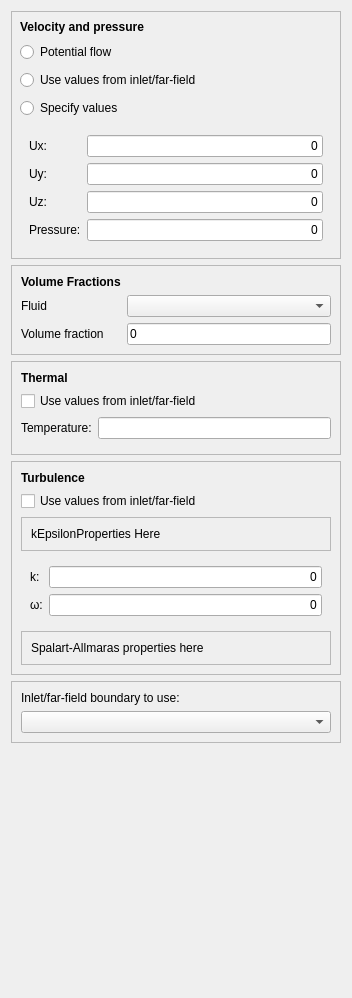
First picture: the form in TaskPanelCfdInitialiseInternalField.ui, repository jaheyns/CfdOF, before the edit.
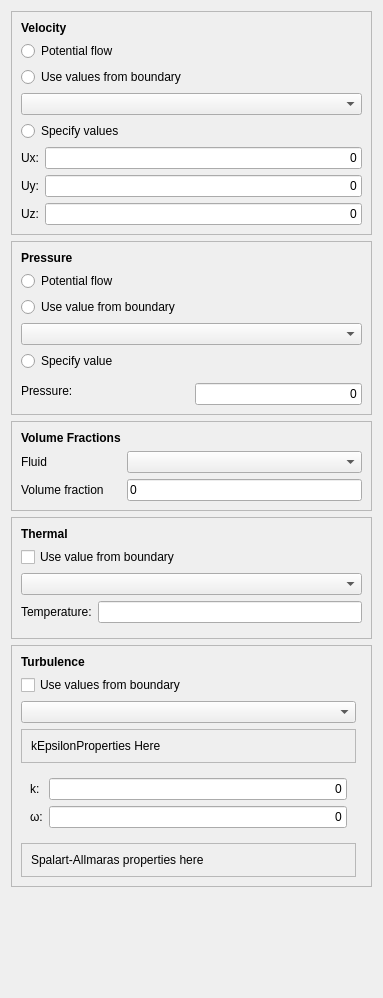
Second picture: the form after the edit. Custom widgets are drawn as their Qt base class.

Commit message: Add support for subsonic compressible/thermal/buoyant flow

What changed in the file:
```diff
--- a/TaskPanelCfdInitialiseInternalField.ui
+++ b/TaskPanelCfdInitialiseInternalField.ui
@@ -6,7 +6,7 @@
    <rect>
     <x>0</x>
     <y>0</y>
-    <width>352</width>
+    <width>383</width>
     <height>998</height>
    </rect>
   </property>
@@ -14,20 +14,165 @@
    <string>Initialise flow field</string>
   </property>
   <layout class="QGridLayout" name="gridLayout_2">
-   <item row="7" column="0">
-    <spacer name="verticalSpacer">
-     <property name="orientation">
-      <enum>Qt::Vertical</enum>
+   <item row="5" column="0">
+    <widget class="QFrame" name="turbulencePropertiesFrame">
+     <property name="frameShape">
+      <enum>QFrame::StyledPanel</enum>
      </property>
-     <property name="sizeHint" stdset="0">
-      <size>
-       <width>20</width>
-       <height>40</height>
-      </size>
+     <property name="frameShadow">
+      <enum>QFrame::Raised</enum>
      </property>
-    </spacer>
+     <layout class="QGridLayout" name="gridLayout_3">
+      <item row="3" column="0">
+       <widget class="QFrame" name="kEpsilonFrame">
+        <property name="frameShape">
+         <enum>QFrame::StyledPanel</enum>
+        </property>
+        <property name="frameShadow">
+         <enum>QFrame::Raised</enum>
+        </property>
+        <layout class="QGridLayout" name="gridLayout_5">
+         <item row="0" column="0">
+          <widget class="QLabel" name="label_10">
+           <property name="text">
+            <string>kEpsilonProperties Here</string>
+           </property>
+          </widget>
+         </item>
+        </layout>
+       </widget>
+      </item>
+      <item row="0" column="0">
+       <widget class="QLabel" name="label_12">
+        <property name="font">
+         <font>
+          <weight>75</weight>
+          <bold>true</bold>
+         </font>
+        </property>
+        <property name="text">
+         <string>Turbulence</string>
+        </property>
+        <property name="wordWrap">
+         <bool>false</bool>
+        </property>
+       </widget>
+      </item>
+      <item row="1" column="0" colspan="2">
+       <widget class="QCheckBox" name="checkUseInletValuesTurb">
+        <property name="text">
+         <string>Use values from boundary</string>
+        </property>
+       </widget>
+      </item>
+      <item row="5" column="0">
+       <widget class="QFrame" name="SpalartAlmerasFrame">
+        <property name="frameShape">
+         <enum>QFrame::StyledPanel</enum>
+        </property>
+        <property name="frameShadow">
+         <enum>QFrame::Raised</enum>
+        </property>
+        <layout class="QGridLayout" name="gridLayout_6">
+         <item row="0" column="0">
+          <widget class="QLabel" name="label_11">
+           <property name="text">
+            <string>Spalart-Allmaras properties here</string>
+           </property>
+          </widget>
+         </item>
+        </layout>
+       </widget>
+      </item>
+      <item row="4" column="0">
+       <widget class="QFrame" name="kOmegaSSTFrame">
+        <property name="frameShape">
+         <enum>QFrame::NoFrame</enum>
+        </property>
+        <property name="frameShadow">
+         <enum>QFrame::Raised</enum>
+        </property>
+        <layout class="QGridLayout" name="gridLayout">
+         <item row="0" column="0">
+          <widget class="QLabel" name="label">
+           <property name="text">
+            <string>k:</string>
+           </property>
+          </widget>
+         </item>
+         <item row="0" column="1">
+          <widget class="Gui::InputField" name="inputk">
+           <property name="sizePolicy">
+            <sizepolicy hsizetype="MinimumExpanding" vsizetype="Fixed">
+             <horstretch>0</horstretch>
+             <verstretch>0</verstretch>
+            </sizepolicy>
+           </property>
+           <property name="text">
+            <string>0</string>
+           </property>
+           <property name="alignment">
+            <set>Qt::AlignRight|Qt::AlignTrailing|Qt::AlignVCenter</set>
+           </property>
+           <property name="singleStep" stdset="0">
+            <double>0.001000000000000</double>
+           </property>
+           <property name="minimum" stdset="0">
+            <double>0.000000000000000</double>
+           </property>
+           <property name="unit" stdset="0">
+            <string notr="true">m^2/s^2</string>
+           </property>
+           <property name="format" stdset="0">
+            <string>g</string>
+           </property>
+          </widget>
+         </item>
+         <item row="1" column="0">
+          <widget class="QLabel" name="label_6">
+           <property name="text">
+            <string>ω:</string>
+           </property>
+          </widget>
+         </item>
+         <item row="1" column="1">
+          <widget class="Gui::InputField" name="inputOmega">
+           <property name="sizePolicy">
+            <sizepolicy hsizetype="Preferred" vsizetype="Fixed">
+             <horstretch>0</horstretch>
+             <verstretch>0</verstretch>
+            </sizepolicy>
+           </property>
+           <property name="text">
+            <string>0</string>
+           </property>
+           <property name="alignment">
+            <set>Qt::AlignRight|Qt::AlignTrailing|Qt::AlignVCenter</set>
+           </property>
+           <property name="singleStep" stdset="0">
+            <double>0.100000000000000</double>
+           </property>
+           <property name="minimum" stdset="0">
+            <double>0.000000000000000</double>
+           </property>
+           <property name="unit" stdset="0">
+            <string notr="true">rad/s</string>
+           </property>
+           <property name="format" stdset="0">
+            <string>g</string>
+           </property>
+          </widget>
+         </item>
+        </layout>
+       </widget>
+      </item>
+      <item row="2" column="0">
+       <widget class="QComboBox" name="comboBoundaryTurb"/>
+      </item>
+     </layout>
+    </widget>
    </item>
-   <item row="3" column="0">
+   <item row="4" column="0">
     <widget class="QFrame" name="thermalPropertiesFrame">
      <property name="frameShape">
       <enum>QFrame::StyledPanel</enum>
@@ -36,7 +181,7 @@
       <enum>QFrame::Raised</enum>
      </property>
      <layout class="QGridLayout" name="gridLayout_7">
-      <item row="2" column="0">
+      <item row="3" column="0">
        <widget class="QFrame" name="energyFrame">
         <property name="frameShape">
          <enum>QFrame::NoFrame</enum>
@@ -83,20 +228,14 @@
         </layout>
        </widget>
       </item>
-      <item row="0" column="0">
-       <widget class="QLabel" name="label_13">
-        <property name="font">
-         <font>
-          <weight>75</weight>
-          <bold>true</bold>
-         </font>
-        </property>
+      <item row="1" column="0">
+       <widget class="QCheckBox" name="checkUseInletValuesThermal">
         <property name="text">
-         <string>Thermal</string>
+         <string>Use value from boundary</string>
         </property>
        </widget>
       </item>
-      <item row="3" column="0">
+      <item row="4" column="0">
        <widget class="QFrame" name="bouyancyFrame">
         <property name="frameShape">
          <enum>QFrame::NoFrame</enum>
@@ -120,17 +259,26 @@
         </layout>
        </widget>
       </item>
-      <item row="1" column="0">
-       <widget class="QCheckBox" name="checkUseInletValuesThermal">
+      <item row="0" column="0">
+       <widget class="QLabel" name="label_13">
+        <property name="font">
+         <font>
+          <weight>75</weight>
+          <bold>true</bold>
+         </font>
+        </property>
         <property name="text">
-         <string>Use values from inlet/far-field</string>
+         <string>Thermal</string>
         </property>
        </widget>
       </item>
+      <item row="2" column="0">
+       <widget class="QComboBox" name="comboBoundaryT"/>
+      </item>
      </layout>
     </widget>
    </item>
-   <item row="2" column="0">
+   <item row="3" column="0">
     <widget class="QFrame" name="volumeFractionsFrame">
      <property name="frameShape">
       <enum>QFrame::StyledPanel</enum>
@@ -197,213 +345,48 @@
      </layout>
     </widget>
    </item>
-   <item row="4" column="0">
-    <widget class="QFrame" name="turbulencePropertiesFrame">
-     <property name="frameShape">
-      <enum>QFrame::StyledPanel</enum>
-     </property>
-     <property name="frameShadow">
-      <enum>QFrame::Raised</enum>
-     </property>
-     <layout class="QGridLayout" name="gridLayout_4">
-      <item row="4" column="0">
-       <widget class="QFrame" name="SpalartAlmerasFrame">
-        <property name="frameShape">
-         <enum>QFrame::StyledPanel</enum>
-        </property>
-        <property name="frameShadow">
-         <enum>QFrame::Raised</enum>
-        </property>
-        <layout class="QGridLayout" name="gridLayout_6">
-         <item row="0" column="0">
-          <widget class="QLabel" name="label_11">
-           <property name="text">
-            <string>Spalart-Allmaras properties here</string>
-           </property>
-          </widget>
-         </item>
-        </layout>
-       </widget>
-      </item>
-      <item row="1" column="0">
-       <widget class="QCheckBox" name="checkUseInletValues">
-        <property name="text">
-         <string>Use values from inlet/far-field</string>
-        </property>
-       </widget>
-      </item>
-      <item row="2" column="0">
-       <widget class="QFrame" name="kEpsilonFrame">
-        <property name="frameShape">
-         <enum>QFrame::StyledPanel</enum>
-        </property>
-        <property name="frameShadow">
-         <enum>QFrame::Raised</enum>
-        </property>
-        <layout class="QGridLayout" name="gridLayout_5">
-         <item row="0" column="0">
-          <widget class="QLabel" name="label_10">
-           <property name="text">
-            <string>kEpsilonProperties Here</string>
-           </property>
-          </widget>
-         </item>
-        </layout>
-       </widget>
-      </item>
-      <item row="3" column="0">
-       <widget class="QFrame" name="kOmegaSSTFrame">
-        <property name="frameShape">
-         <enum>QFrame::NoFrame</enum>
-        </property>
-        <property name="frameShadow">
-         <enum>QFrame::Raised</enum>
-        </property>
-        <layout class="QGridLayout" name="gridLayout">
-         <item row="0" column="0">
-          <widget class="QLabel" name="label">
-           <property name="text">
-            <string>k:</string>
-           </property>
-          </widget>
-         </item>
-         <item row="0" column="1">
-          <widget class="Gui::InputField" name="inputk">
-           <property name="sizePolicy">
-            <sizepolicy hsizetype="MinimumExpanding" vsizetype="Fixed">
-             <horstretch>0</horstretch>
-             <verstretch>0</verstretch>
-            </sizepolicy>
-           </property>
-           <property name="text">
-            <string>0</string>
-           </property>
-           <property name="alignment">
-            <set>Qt::AlignRight|Qt::AlignTrailing|Qt::AlignVCenter</set>
-           </property>
-           <property name="singleStep" stdset="0">
-            <double>0.001000000000000</double>
-           </property>
-           <property name="minimum" stdset="0">
-            <double>0.000000000000000</double>
-           </property>
-           <property name="unit" stdset="0">
-            <string notr="true">m^2/s^2</string>
-           </property>
-           <property name="format" stdset="0">
-            <string>g</string>
-           </property>
-          </widget>
-         </item>
-         <item row="1" column="0">
-          <widget class="QLabel" name="label_6">
-           <property name="text">
-            <string>ω:</string>
-           </property>
-          </widget>
-         </item>
-         <item row="1" column="1">
-          <widget class="Gui::InputField" name="inputOmega">
-           <property name="sizePolicy">
-            <sizepolicy hsizetype="Preferred" vsizetype="Fixed">
-             <horstretch>0</horstretch>
-             <verstretch>0</verstretch>
-            </sizepolicy>
-           </property>
-           <property name="text">
-            <string>0</string>
-           </property>
-           <property name="alignment">
-            <set>Qt::AlignRight|Qt::AlignTrailing|Qt::AlignVCenter</set>
-           </property>
-           <property name="singleStep" stdset="0">
-            <double>0.100000000000000</double>
-           </property>
-           <property name="minimum" stdset="0">
-            <double>0.000000000000000</double>
-           </property>
-           <property name="unit" stdset="0">
-            <string notr="true">rad/s</string>
-           </property>
-           <property name="format" stdset="0">
-            <string>g</string>
-           </property>
-          </widget>
-         </item>
-        </layout>
-       </widget>
-      </item>
-      <item row="0" column="0">
-       <widget class="QLabel" name="label_12">
-        <property name="font">
-         <font>
-          <weight>75</weight>
-          <bold>true</bold>
-         </font>
-        </property>
-        <property name="text">
-         <string>Turbulence</string>
-        </property>
-        <property name="wordWrap">
-         <bool>false</bool>
-        </property>
-       </widget>
-      </item>
-     </layout>
-    </widget>
-   </item>
-   <item row="6" column="0">
-    <widget class="QFrame" name="frameInlets">
-     <property name="frameShape">
-      <enum>QFrame::StyledPanel</enum>
-     </property>
-     <property name="frameShadow">
-      <enum>QFrame::Raised</enum>
-     </property>
-     <layout class="QGridLayout" name="gridLayout_3">
-      <item row="1" column="0">
-       <widget class="QComboBox" name="comboInlets"/>
-      </item>
-      <item row="0" column="0">
-       <widget class="QLabel" name="label_17">
-        <property name="text">
-         <string>Inlet/far-field boundary to use:</string>
-        </property>
-       </widget>
-      </item>
-     </layout>
-    </widget>
-   </item>
    <item row="1" column="0">
     <widget class="QFrame" name="frameUP">
      <property name="frameShape">
       <enum>QFrame::StyledPanel</enum>
      </property>
-     <layout class="QGridLayout" name="gridLayout_13">
-      <property name="leftMargin">
-       <number>8</number>
-      </property>
-      <property name="topMargin">
-       <number>8</number>
-      </property>
-      <property name="rightMargin">
-       <number>8</number>
-      </property>
-      <property name="bottomMargin">
-       <number>8</number>
-      </property>
-      <property name="spacing">
-       <number>8</number>
-      </property>
+     <layout class="QGridLayout" name="gridLayout_11">
+      <item row="2" column="0" colspan="2">
+       <widget class="QRadioButton" name="radioButtonUseInletValuesU">
+        <property name="text">
+         <string>Use values from boundary</string>
+        </property>
+       </widget>
+      </item>
+      <item row="0" column="0">
+       <widget class="QLabel" name="label_7">
+        <property name="font">
+         <font>
+          <weight>75</weight>
+          <bold>true</bold>
+         </font>
+        </property>
+        <property name="text">
+         <string>Velocity</string>
+        </property>
+       </widget>
+      </item>
+      <item row="4" column="0">
+       <widget class="QRadioButton" name="radioButtonSpecifyValuesU">
+        <property name="text">
+         <string>Specify values</string>
+        </property>
+       </widget>
+      </item>
       <item row="1" column="0">
-       <widget class="QRadioButton" name="radioButtonPotentialFlow">
+       <widget class="QRadioButton" name="radioButtonPotentialFlowU">
         <property name="text">
          <string>Potential flow</string>
         </property>
        </widget>
       </item>
-      <item row="4" column="0">
-       <widget class="QFrame" name="basicPropertiesFrame">
+      <item row="5" column="0" colspan="2">
+       <widget class="QFrame" name="velocityFrame">
         <property name="frameShape">
          <enum>QFrame::NoFrame</enum>
         </property>
@@ -411,42 +394,22 @@
          <enum>QFrame::Raised</enum>
         </property>
         <layout class="QGridLayout" name="gridLayout_12">
-         <item row="1" column="1">
-          <widget class="Gui::InputField" name="Uy">
-           <property name="sizePolicy">
-            <sizepolicy hsizetype="Preferred" vsizetype="Fixed">
-             <horstretch>0</horstretch>
-             <verstretch>0</verstretch>
-            </sizepolicy>
-           </property>
+         <property name="leftMargin">
+          <number>0</number>
+         </property>
+         <property name="topMargin">
+          <number>0</number>
+         </property>
+         <property name="rightMargin">
+          <number>0</number>
+         </property>
+         <property name="bottomMargin">
+          <number>0</number>
+         </property>
+         <item row="1" column="0">
+          <widget class="QLabel" name="label_3">
            <property name="text">
-            <string>0</string>
-           </property>
-           <property name="alignment">
-            <set>Qt::AlignRight|Qt::AlignTrailing|Qt::AlignVCenter</set>
-           </property>
-           <property name="singleStep" stdset="0">
-            <double>1.000000000000000</double>
-           </property>
-           <property name="unit" stdset="0">
-            <string notr="true">m/s</string>
-           </property>
-           <property name="format" stdset="0">
-            <string>g</string>
-           </property>
-          </widget>
-         </item>
-         <item row="3" column="0">
-          <widget class="QLabel" name="label_5">
-           <property name="text">
-            <string>Pressure:</string>
-           </property>
-          </widget>
-         </item>
-         <item row="2" column="0">
-          <widget class="QLabel" name="label_4">
-           <property name="text">
-            <string>Uz:</string>
+            <string>Uy:</string>
            </property>
           </widget>
          </item>
@@ -457,6 +420,31 @@
            </property>
           </widget>
          </item>
+         <item row="1" column="1">
+          <widget class="Gui::InputField" name="Uy">
+           <property name="sizePolicy">
+            <sizepolicy hsizetype="Preferred" vsizetype="Fixed">
+             <horstretch>0</horstretch>
+             <verstretch>0</verstretch>
+            </sizepolicy>
+           </property>
+           <property name="text">
+            <string>0</string>
+           </property>
+           <property name="alignment">
+            <set>Qt::AlignRight|Qt::AlignTrailing|Qt::AlignVCenter</set>
+           </property>
+           <property name="singleStep" stdset="0">
+            <double>1.000000000000000</double>
+           </property>
+           <property name="unit" stdset="0">
+            <string notr="true">m/s</string>
+           </property>
+           <property name="format" stdset="0">
+            <string>g</string>
+           </property>
+          </widget>
+         </item>
          <item row="2" column="1">
           <widget class="Gui::InputField" name="Uz">
            <property name="sizePolicy">
@@ -482,10 +470,10 @@
            </property>
           </widget>
          </item>
-         <item row="1" column="0">
-          <widget class="QLabel" name="label_3">
+         <item row="2" column="0">
+          <widget class="QLabel" name="label_4">
            <property name="text">
-            <string>Uy:</string>
+            <string>Uz:</string>
            </property>
           </widget>
          </item>
@@ -514,7 +502,90 @@
            </property>
           </widget>
          </item>
-         <item row="3" column="1">
+        </layout>
+       </widget>
+      </item>
+      <item row="3" column="0" colspan="2">
+       <widget class="QComboBox" name="comboBoundaryU"/>
+      </item>
+     </layout>
+    </widget>
+   </item>
+   <item row="2" column="0">
+    <widget class="QFrame" name="frame">
+     <property name="frameShape">
+      <enum>QFrame::StyledPanel</enum>
+     </property>
+     <property name="frameShadow">
+      <enum>QFrame::Raised</enum>
+     </property>
+     <layout class="QGridLayout" name="gridLayout_8">
+      <item row="4" column="0" colspan="3">
+       <widget class="QComboBox" name="comboBoundaryP"/>
+      </item>
+      <item row="0" column="0">
+       <widget class="QLabel" name="label_18">
+        <property name="font">
+         <font>
+          <weight>75</weight>
+          <bold>true</bold>
+         </font>
+        </property>
+        <property name="text">
+         <string>Pressure</string>
+        </property>
+       </widget>
+      </item>
+      <item row="1" column="0" colspan="2">
+       <widget class="QRadioButton" name="radioButtonPotentialFlowP">
+        <property name="text">
+         <string>Potential flow</string>
+        </property>
+       </widget>
+      </item>
+      <item row="5" column="0" colspan="2">
+       <widget class="QRadioButton" name="radioButtonSpecifyValuesP">
+        <property name="text">
+         <string>Specify value</string>
+        </property>
+       </widget>
+      </item>
+      <item row="2" column="0" rowspan="2" colspan="3">
+       <widget class="QRadioButton" name="radioButtonUseInletValuesP">
+        <property name="text">
+         <string>Use value from boundary</string>
+        </property>
+       </widget>
+      </item>
+      <item row="6" column="0" colspan="3">
+       <widget class="QFrame" name="pressureFrame">
+        <property name="frameShape">
+         <enum>QFrame::NoFrame</enum>
+        </property>
+        <property name="frameShadow">
+         <enum>QFrame::Raised</enum>
+        </property>
+        <layout class="QGridLayout" name="gridLayout_4">
+         <property name="leftMargin">
+          <number>0</number>
+         </property>
+         <property name="topMargin">
+          <number>0</number>
+         </property>
+         <property name="rightMargin">
+          <number>0</number>
+         </property>
+         <property name="bottomMargin">
+          <number>0</number>
+         </property>
+         <item row="0" column="0" rowspan="2" colspan="2">
+          <widget class="QLabel" name="label_15">
+           <property name="text">
+            <string>Pressure:</string>
+           </property>
+          </widget>
+         </item>
+         <item row="1" column="1">
           <widget class="Gui::InputField" name="pressure">
            <property name="sizePolicy">
             <sizepolicy hsizetype="Preferred" vsizetype="Fixed">
@@ -545,36 +616,22 @@
         </layout>
        </widget>
       </item>
-      <item row="2" column="0">
-       <widget class="QRadioButton" name="radioButtonUseInletValuesUP">
-        <property name="text">
-         <string>Use values from inlet/far-field</string>
-        </property>
-       </widget>
-      </item>
-      <item row="0" column="0">
-       <widget class="QLabel" name="label_7">
-        <property name="font">
-         <font>
-          <weight>75</weight>
-          <bold>true</bold>
-         </font>
-        </property>
-        <property name="text">
-         <string>Velocity and pressure</string>
-        </property>
-       </widget>
-      </item>
-      <item row="3" column="0">
-       <widget class="QRadioButton" name="radioButtonSpecifyValues">
-        <property name="text">
-         <string>Specify values</string>
-        </property>
-       </widget>
-      </item>
      </layout>
     </widget>
    </item>
+   <item row="7" column="0">
+    <spacer name="verticalSpacer">
+     <property name="orientation">
+      <enum>Qt::Vertical</enum>
+     </property>
+     <property name="sizeHint" stdset="0">
+      <size>
+       <width>20</width>
+       <height>40</height>
+      </size>
+     </property>
+    </spacer>
+   </item>
   </layout>
  </widget>
  <customwidgets>
```
Left out of the diff: 17 changed lines with no effect on the pictures. The commit also changes 14 other files.
